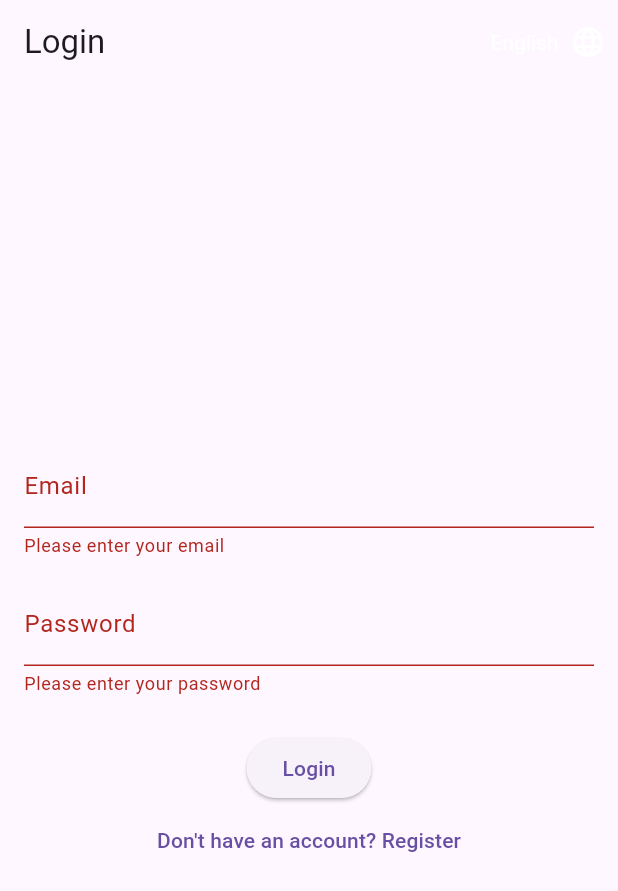
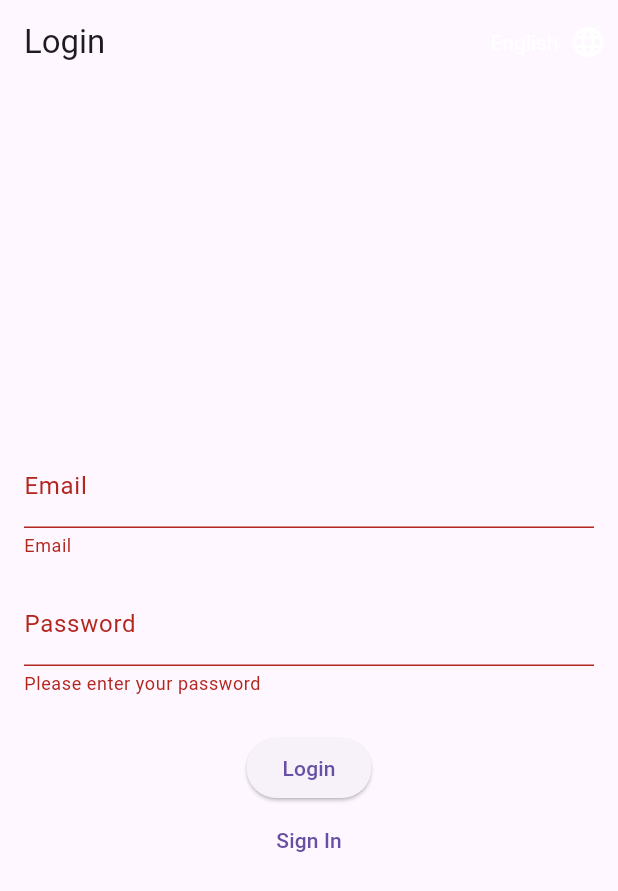
Before and after one commit to Medyassinef/BMI--ver3-, a Flutter app: the screen it shows after launch, after a tap on "Login", on a phone screen of 412 x 824 dp. Shown: the top 891 px of the screen. Run offline on Flutter 3.47's test engine with Material 3 defaults, Android fonts, the phone set to English and light mode, and no system bars; our stand-ins replace cloud_firestore, firebase_auth, firebase_core, shared_preferences, syncfusion_flutter_gauges; accounts and stored records are empty; generated files the repository leaves out were written again.

Commit message:
quik edit

```diff
--- a/Desktop/BMI--ver3--main/Desktop/bmi_firebase_auth_db/bmi_firebase/lib/auth/login_page.dart
+++ b/Desktop/BMI--ver3--main/Desktop/bmi_firebase_auth_db/bmi_firebase/lib/auth/login_page.dart
@@ -85,11 +85,11 @@ class _LoginPageState extends State<LoginPage> {
             children: [
               TextFormField(
                 controller: _emailController,
-                decoration: const InputDecoration(labelText: 'Email'),
+                decoration: InputDecoration(labelText: AppLocalizations.of(context)!.email),
                 keyboardType: TextInputType.emailAddress,
                 validator: (value) {
                   if (value == null || value.isEmpty) {
-                    return 'Please enter your email';
+                    return AppLocalizations.of(context)!.email;
                   }
                   return null;
                 },
@@ -97,7 +97,7 @@ class _LoginPageState extends State<LoginPage> {
               const SizedBox(height: 16),
               TextFormField(
                 controller: _passwordController,
-                decoration: const InputDecoration(labelText: 'Password'),
+                decoration: InputDecoration(labelText: AppLocalizations.of(context)!.password),
                 obscureText: true,
                 validator: (value) {
                   if (value == null || value.isEmpty) {
@@ -111,7 +111,9 @@ class _LoginPageState extends State<LoginPage> {
                   ? const CircularProgressIndicator()
                   : ElevatedButton(
                 onPressed: _login,
-                child: const Text('Login'),
+                child: _isLoading
+                    ? const CircularProgressIndicator()
+                    : Text(AppLocalizations.of(context)!.login),
               ),
               TextButton(
                 onPressed: () {
@@ -122,7 +124,7 @@ class _LoginPageState extends State<LoginPage> {
                     ),
                   );
                 },
-                child: const Text('Don\'t have an account? Register'),
+                child: Text(AppLocalizations.of(context)!.signIn),
               ),
             ],
           ),
```
Also changed, not shown: Desktop/BMI--ver3--main/Desktop/bmi_firebase_auth_db/bmi_firebase/lib/auth/register_page.dart (+9 -7 lines), Desktop/BMI--ver3--main/Desktop/bmi_firebase_auth_db/bmi_firebase/lib/home/bmi_calculator.dart (+12 -12 lines).
